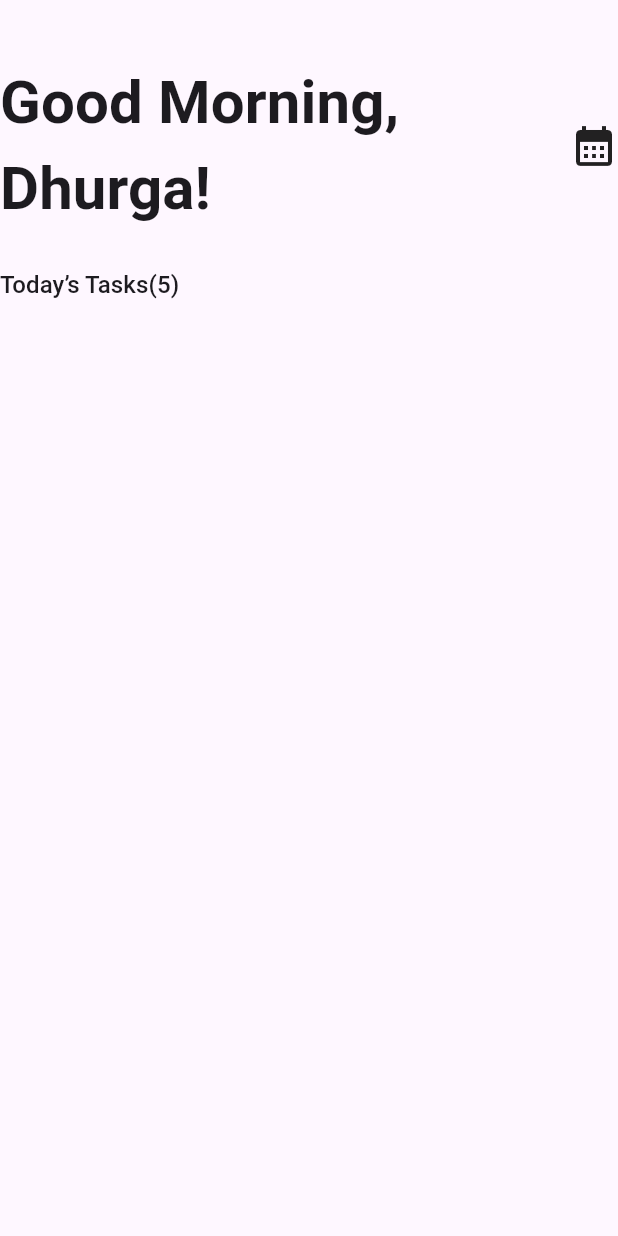
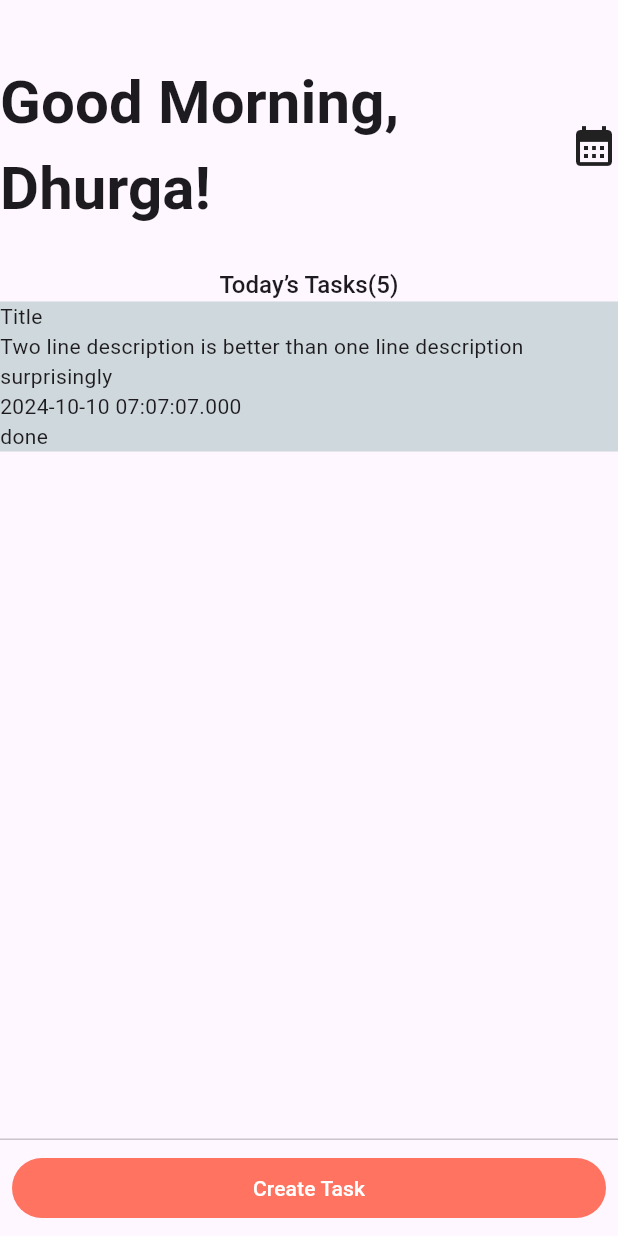
Before and after one commit to dhurgaramasamy/NoteApp, a Flutter app: the screen it shows after launch, on a phone screen of 412 x 824 dp. Run offline on Flutter 3.47's test engine with Material 2 defaults, Android fonts, the phone set to English and light mode, and no system bars; Roboto replaces fonts that are missing (Plus Jakarta Sans).

Commit message:
[Dhurga] add tasks content and create task button

```diff
--- /dev/null
+++ b/lib/create_task_button.dart
@@ -0,0 +1,26 @@
+import 'package:flutter/material.dart';
+
+class CreatTaskButton extends StatelessWidget {
+  const CreatTaskButton({super.key});
+
+  @override
+  Widget build(BuildContext context) {
+    return const SizedBox(
+      width: double.infinity,
+      child: ElevatedButton(
+        onPressed: null,
+        style: ButtonStyle(
+          backgroundColor: MaterialStatePropertyAll<Color>(
+            Color(0xFFFF7360),
+          ),
+        ),
+        child: Text(
+          "Create Task",
+          style: TextStyle(
+            color: Colors.white,
+          ),
+        ),
+      ),
+    );
+  }
+}
--- a/lib/landing_screen.dart
+++ b/lib/landing_screen.dart
@@ -1,4 +1,5 @@
 import 'package:flutter/material.dart';
+import 'package:note_genie/create_task_button.dart';
 import 'package:note_genie/landing_screen_content.dart';
 
 class LandingScreen extends StatelessWidget {
@@ -6,6 +7,9 @@ class LandingScreen extends StatelessWidget {
 
   @override
   Widget build(BuildContext context) {
-    return const Scaffold(body: LandingScreenContent());
+    return const Scaffold(
+      body: LandingScreenContent(),
+      persistentFooterButtons: [CreatTaskButton()],
+    );
   }
 }
--- a/lib/landing_screen_content.dart
+++ b/lib/landing_screen_content.dart
@@ -1,6 +1,6 @@
 import 'package:flutter/material.dart';
 import 'package:note_genie/greeting_content.dart';
-import 'package:note_genie/todays_tasks_content.dart';
+import 'package:note_genie/task_section.dart';
 
 class LandingScreenContent extends StatelessWidget {
   const LandingScreenContent({super.key});
@@ -14,7 +14,8 @@ class LandingScreenContent extends StatelessWidget {
         SizedBox(height: 40, width: MediaQuery.devicePixelRatioOf(context),),
         const GreetingContent(name: 'Dhurga',),
         SizedBox(height: 24, width: MediaQuery.devicePixelRatioOf(context),),
-        const TodaysTasks(),
+        //TODO: handle no tasks from db
+        const TasksSection(),
       ],
     );
   }
--- /dev/null
+++ b/lib/task.dart
@@ -0,0 +1,10 @@
+import 'package:note_genie/task_statuses.dart';
+
+class Task {
+  final String title;
+  final String description;
+  final Status status;
+  DateTime reminderTime;
+  //TODO: reminderTime, description not mandatory
+  Task({required this.title, required this.status,required this.reminderTime, required this.description});
+}
--- /dev/null
+++ b/lib/task_card.dart
@@ -0,0 +1,22 @@
+import 'package:flutter/material.dart';
+import 'package:note_genie/task.dart';
+
+class TaskCard extends StatelessWidget {
+  final Task task;
+  const TaskCard({super.key, required this.task});
+
+  @override
+  Widget build(BuildContext context) {
+    return Container(
+        color: Colors.blueGrey.shade100,
+        child: Column(
+          crossAxisAlignment: CrossAxisAlignment.start,
+          children: [
+            Text(task.title),
+            Text(task.description),
+            Text(task.reminderTime.toString()),
+            Text(task.status.name)
+          ],
+        ));
+  }
+}
--- /dev/null
+++ b/lib/task_section.dart
@@ -0,0 +1,17 @@
+import 'package:flutter/material.dart';
+import 'package:note_genie/todays_tasks_content.dart';
+
+class TasksSection extends StatelessWidget {
+  const TasksSection({super.key});
+
+  @override
+  Widget build(BuildContext context) {
+    return const Expanded(
+      child: Column(
+        children: [
+          TodaysTasks(),
+        ],
+      ),
+    );
+  }
+}
--- /dev/null
+++ b/lib/task_statuses.dart
@@ -0,0 +1,5 @@
+enum Status {
+  done,
+  overdue,
+  incomplete,
+}
--- a/lib/todays_tasks_content.dart
+++ b/lib/todays_tasks_content.dart
@@ -1,4 +1,7 @@
 import 'package:flutter/material.dart';
+import 'package:note_genie/task.dart';
+import 'package:note_genie/task_card.dart';
+import 'package:note_genie/task_statuses.dart';
 
 class TodaysTasks extends StatelessWidget {
   const TodaysTasks({super.key});
@@ -6,7 +9,8 @@ class TodaysTasks extends StatelessWidget {
   @override
   Widget build(BuildContext context) {
     int noOfTasks = 5;
-    return Text(
+    return Column(children: [
+      Text(
         "Today’s Tasks($noOfTasks)",
         textAlign: TextAlign.left,
         style: const TextStyle(
@@ -16,6 +20,16 @@ class TodaysTasks extends StatelessWidget {
           fontWeight: FontWeight.w500,
           letterSpacing: 0.07,
         ),
-    );
+      ),
+      TaskCard(
+        task: Task(
+          title: "Title",
+          status: Status.done,
+          reminderTime: DateTime(2024, 10, 10, 07, 07, 07),
+          description:
+              "Two line description is better than one line description surprisingly",
+        ),
+      ),
+    ]);
   }
 }
```
Lines whose indentation alone changed are shown as unchanged.
